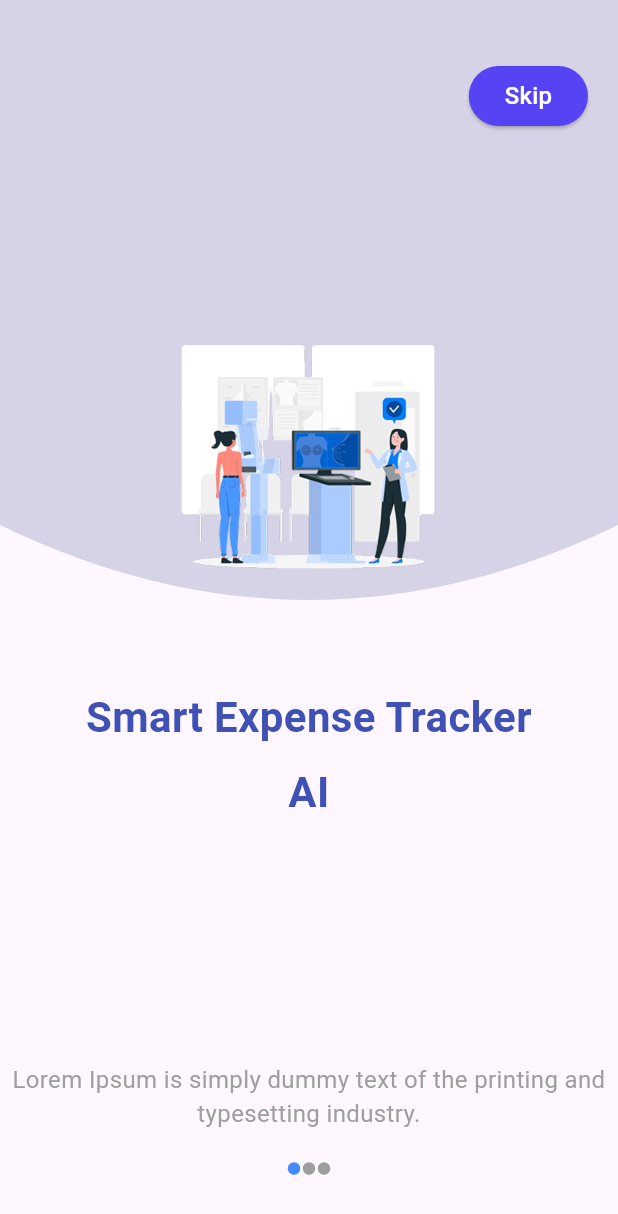
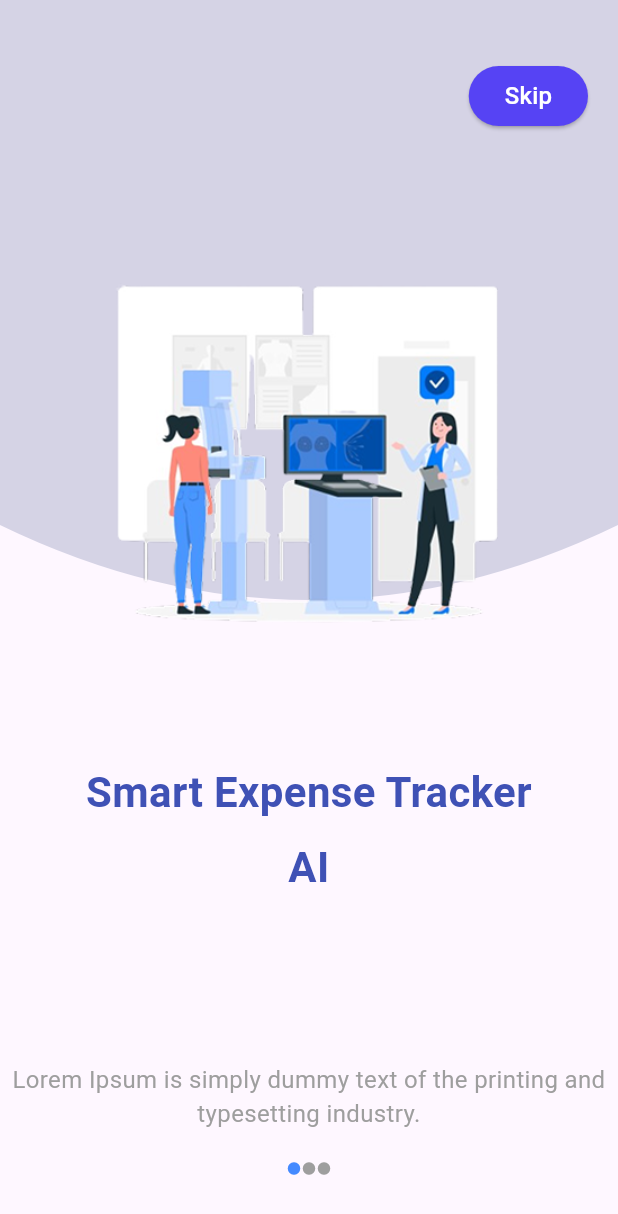
Before and after one commit to WrenixAdmin/Mobile-App--Finance, a Flutter app: the screen it shows after launch, on a phone screen of 412 x 824 dp. Shown: the top 1214 px of the screen. Run offline on Flutter 3.47's test engine with Material 3 defaults, Android fonts, the phone set to English and light mode, and no system bars; Roboto replaces fonts that are missing (Poppins).

Commit message:
fix screens

```diff
--- a/FrontEnd/finance/lib/screens/splash/get_start_screen_one.dart
+++ b/FrontEnd/finance/lib/screens/splash/get_start_screen_one.dart
@@ -51,7 +51,7 @@ class ScreenOne extends StatelessWidget {
                 child: Column(
                   mainAxisAlignment: MainAxisAlignment.center,
                   children: [
-                    Image.asset('images/screen_one.png', height: 200),
+                    Image.asset('images/screen_one.png', height: 300),
                     const Column(
                       mainAxisAlignment: MainAxisAlignment.center,
                       children: [
```
